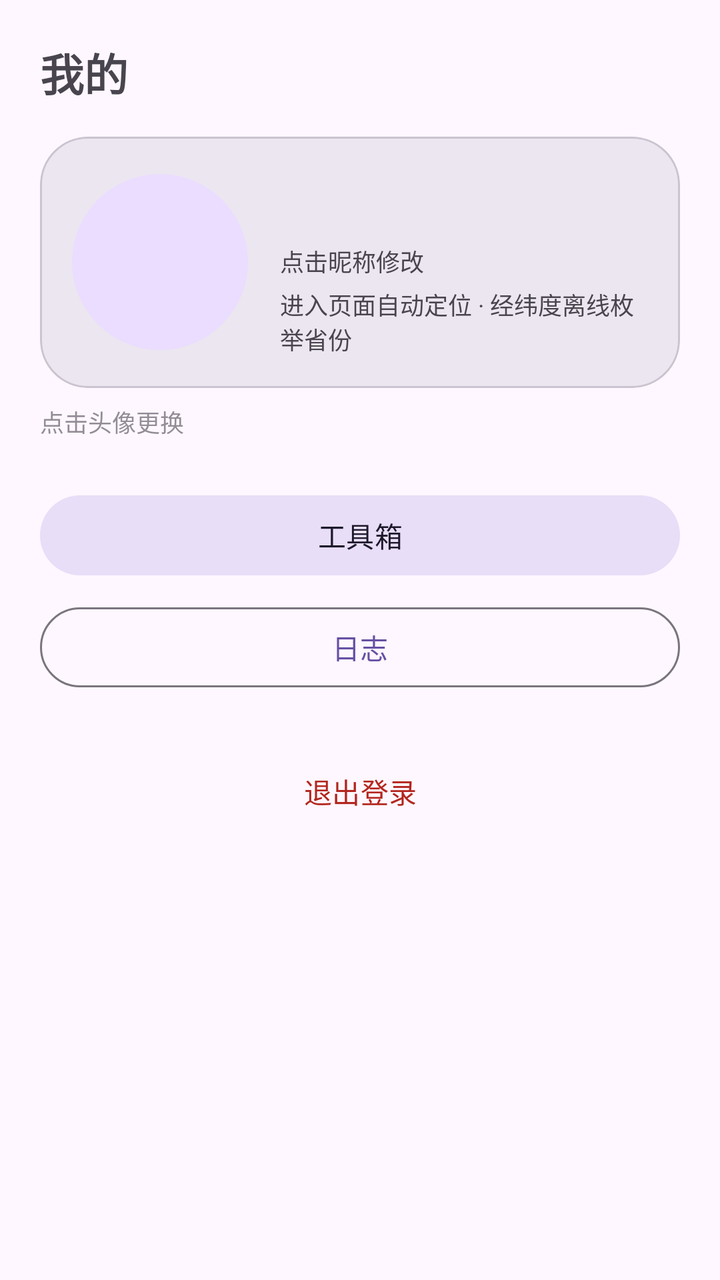
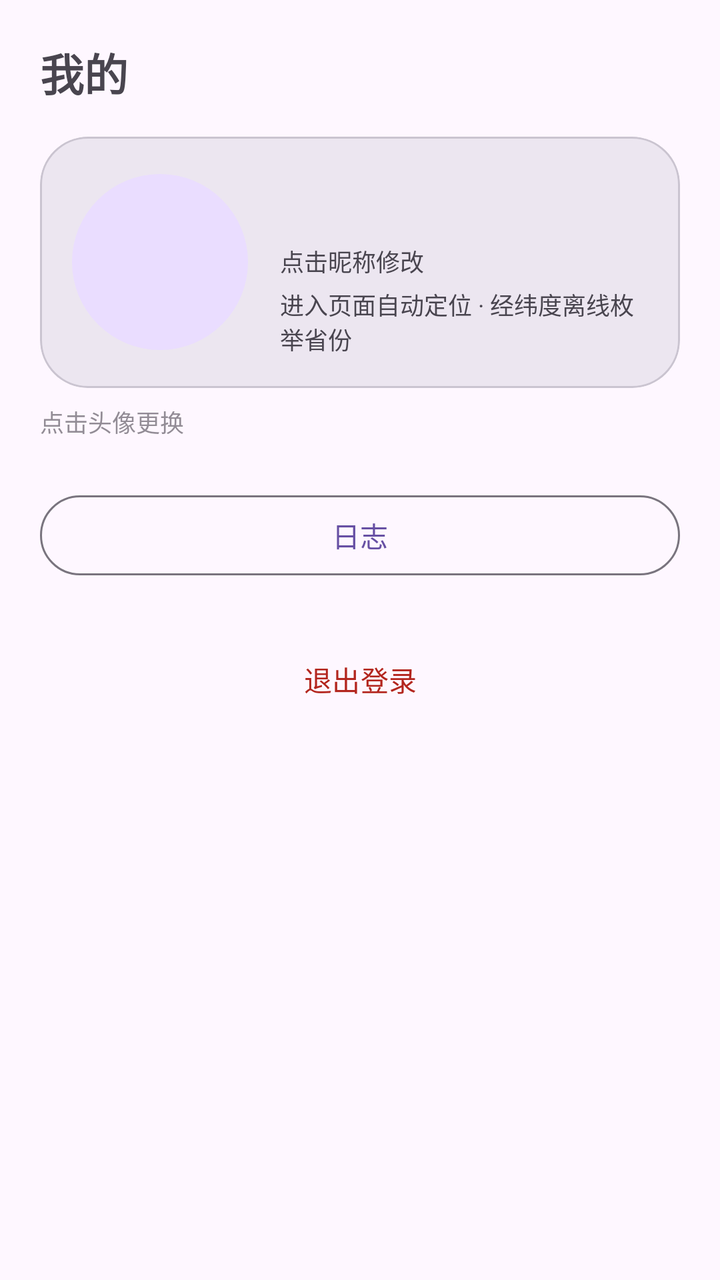

Before-and-after screenshots of an Android layout around one commit, followed by the original layout XML and the change that was made.
<!-- AndroidManifest.xml: application theme Theme.Keyou -->
<!-- res/layout/page_mine.xml -->
<?xml version="1.0" encoding="utf-8"?>
<ScrollView xmlns:android="http://schemas.android.com/apk/res/android"
    xmlns:app="http://schemas.android.com/apk/res-auto"
    android:layout_width="match_parent"
    android:layout_height="match_parent"
    android:padding="20dp"
    android:paddingBottom="104dp"
    android:fillViewport="true">

    <LinearLayout
        android:layout_width="match_parent"
        android:layout_height="wrap_content"
        android:orientation="vertical">

        <TextView
            android:layout_width="wrap_content"
            android:layout_height="wrap_content"
            android:text="@string/nav_mine"
            android:textSize="22sp"
            android:textStyle="bold"
            android:layout_marginBottom="16dp" />

        
        <com.google.android.material.card.MaterialCardView
            android:layout_width="match_parent"
            android:layout_height="wrap_content"
            app:cardCornerRadius="24dp"
            app:cardElevation="0dp"
            app:cardBackgroundColor="?attr/colorSurfaceContainerHigh">

            <LinearLayout
                android:layout_width="match_parent"
                android:layout_height="wrap_content"
                android:orientation="horizontal"
                android:gravity="center_vertical"
                android:padding="16dp">

                <FrameLayout
                    android:id="@+id/fl_avatar"
                    android:layout_width="88dp"
                    android:layout_height="88dp"
                    android:background="?attr/selectableItemBackgroundBorderless"
                    android:contentDescription="@string/mine_avatar_hint"
                    android:clickable="true"
                    android:focusable="true">

                    <TextView
                        android:id="@+id/tv_avatar_letter"
                        android:layout_width="match_parent"
                        android:layout_height="match_parent"
                        android:background="@drawable/bg_avatar_circle"
                        android:gravity="center"
                        android:textColor="@color/md_on_primary_container"
                        android:textSize="32sp"
                        android:textStyle="bold" />

                    <ImageView
                        android:id="@+id/iv_avatar"
                        android:layout_width="match_parent"
                        android:layout_height="match_parent"
                        android:contentDescription="@string/mine_avatar_hint"
                        android:scaleType="centerCrop"
                        android:visibility="gone" />
                </FrameLayout>

                <LinearLayout
                    android:layout_width="0dp"
                    android:layout_height="wrap_content"
                    android:layout_weight="1"
                    android:layout_marginStart="16dp"
                    android:orientation="vertical">

                    <LinearLayout
                        android:layout_width="match_parent"
                        android:layout_height="wrap_content"
                        android:gravity="center_vertical"
                        android:orientation="horizontal">

                        <TextView
                            android:id="@+id/tv_nickname"
                            android:layout_width="wrap_content"
                            android:layout_height="wrap_content"
                            android:paddingVertical="4dp"
                            android:textSize="22sp"
                            android:textStyle="bold" />

                        
                        <TextView
                            android:id="@+id/tv_province"
                            android:layout_width="wrap_content"
                            android:layout_height="wrap_content"
                            android:layout_marginStart="10dp"
                            android:textColor="?attr/colorPrimary"
                            android:textSize="16sp"
                            android:textStyle="bold"
                            android:visibility="gone" />
                    </LinearLayout>

                    <TextView
                        android:layout_width="wrap_content"
                        android:layout_height="wrap_content"
                        android:text="@string/mine_nickname_hint"
                        android:textSize="12sp"
                        android:textColor="?attr/colorOnSurfaceVariant" />

                    <TextView
                        android:id="@+id/tv_location_detail"
                        android:layout_width="wrap_content"
                        android:layout_height="wrap_content"
                        android:layout_marginTop="4dp"
                        android:text="@string/mine_location_hint"
                        android:textColor="?attr/colorOnSurfaceVariant"
                        android:textSize="12sp" />
                </LinearLayout>
            </LinearLayout>
        </com.google.android.material.card.MaterialCardView>

        <TextView
            android:layout_width="wrap_content"
            android:layout_height="wrap_content"
            android:layout_marginTop="8dp"
            android:alpha="0.6"
            android:text="@string/mine_avatar_hint"
            android:textSize="12sp" />

        <Button
            android:id="@+id/btn_tools"
            style="@style/Widget.Material3.Button.TonalButton"
            android:layout_width="match_parent"
            android:layout_height="wrap_content"
            android:layout_marginTop="24dp"
            android:text="@string/tools_title" />

        <Button
            android:id="@+id/btn_logs"
            style="@style/Widget.Material3.Button.OutlinedButton"
            android:layout_width="match_parent"
            android:layout_height="wrap_content"
            android:layout_marginTop="8dp"
            android:text="@string/log_title" />

        <Button
            android:id="@+id/btn_logout"
            style="@style/Widget.Material3.Button.TextButton"
            android:layout_width="match_parent"
            android:layout_height="wrap_content"
            android:layout_marginTop="24dp"
            android:text="@string/mine_logout"
            android:textColor="?attr/colorError" />

    </LinearLayout>
</ScrollView>
<!-- resources referenced by this layout -->
<resources>
  <color name="md_on_primary_container">#21005D</color>
  <!-- drawable bg_avatar_circle (drawable) -->
  <?xml version="1.0" encoding="utf-8"?>
  <shape xmlns:android="http://schemas.android.com/apk/res/android"
      android:shape="oval">
      <solid android:color="@color/md_primary_container" />
  </shape>
  <string name="log_title">日志</string>
  <string name="mine_avatar_hint">点击头像更换</string>
  <string name="mine_location_hint">进入页面自动定位 · 经纬度离线枚举省份</string>
  <string name="mine_logout">退出登录</string>
  <string name="mine_nickname_hint">点击昵称修改</string>
  <string name="nav_mine">我的</string>
  <string name="tools_title">工具箱</string>
  <style name="Theme.Keyou" parent="Theme.Material3.DayNight.NoActionBar" />
  <color name="md_primary_container">#EADDFF</color>
</resources>

<!-- the commit's change to res/layout/page_mine.xml (unified diff, before → after) -->
@@ -124,19 +124,11 @@
             android:textSize="12sp" />
 
         <Button
-            android:id="@+id/btn_tools"
-            style="@style/Widget.Material3.Button.TonalButton"
-            android:layout_width="match_parent"
-            android:layout_height="wrap_content"
-            android:layout_marginTop="24dp"
-            android:text="@string/tools_title" />
-
-        <Button
             android:id="@+id/btn_logs"
             style="@style/Widget.Material3.Button.OutlinedButton"
             android:layout_width="match_parent"
             android:layout_height="wrap_content"
-            android:layout_marginTop="8dp"
+            android:layout_marginTop="24dp"
             android:text="@string/log_title" />
 
         <Button
<!-- resource entries referenced after the edit -->
@@ -13,7 +13,6 @@
   <string name="mine_logout">退出登录</string>
   <string name="mine_nickname_hint">点击昵称修改</string>
   <string name="nav_mine">我的</string>
-  <string name="tools_title">工具箱</string>
   <style name="Theme.Keyou" parent="Theme.Material3.DayNight.NoActionBar" />
   <color name="md_primary_container">#EADDFF</color>
 </resources>
